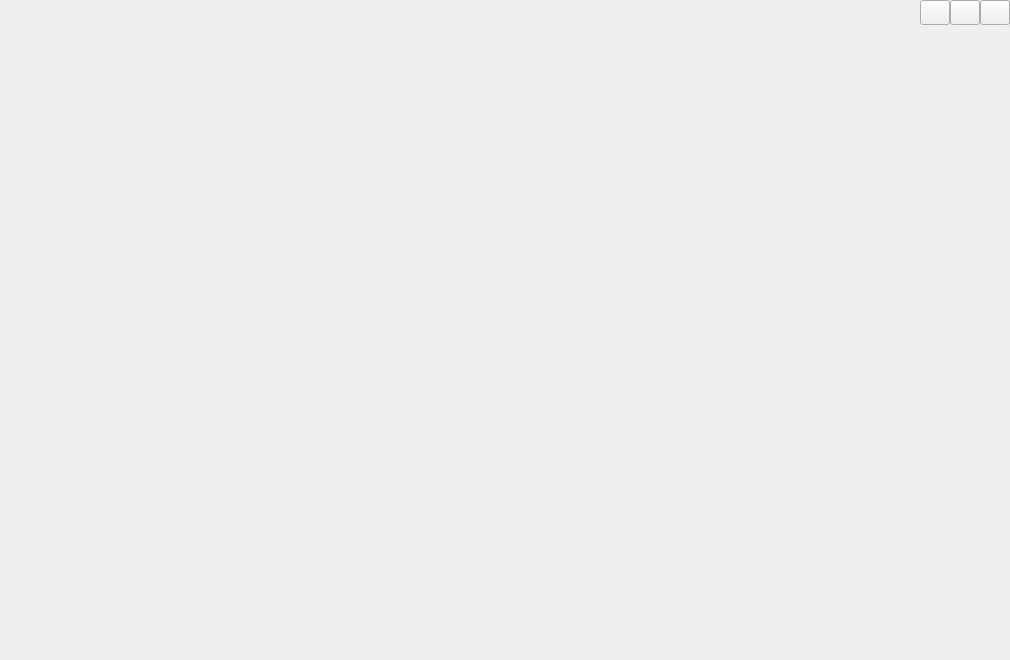
Before: the Qt Designer form uidemo25/form/frmmain.ui in cgtcgr/cgt_project, drawn with Qt 5.
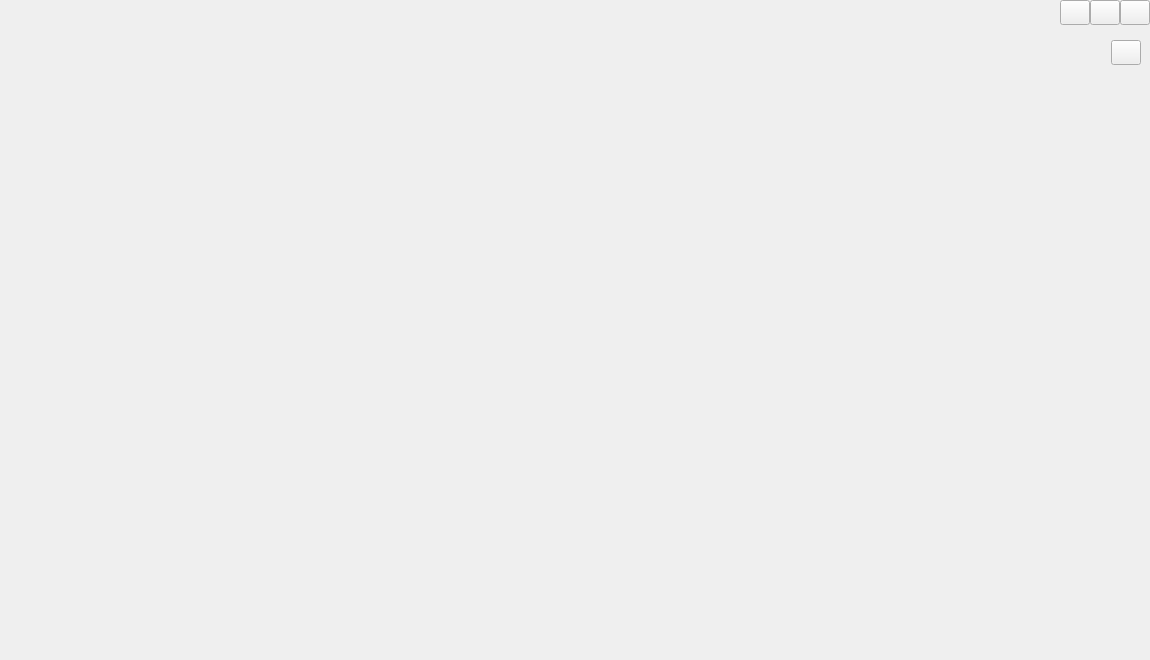
After: the same form once the commit is applied. Icons and pictures are not drawn. Custom widgets are drawn as their Qt base class.

What changed in the file:
```diff
--- a/uidemo25/form/frmmain.ui
+++ b/uidemo25/form/frmmain.ui
@@ -6,7 +6,7 @@
    <rect>
     <x>0</x>
     <y>0</y>
-    <width>1010</width>
+    <width>1150</width>
     <height>660</height>
    </rect>
   </property>
@@ -59,7 +59,58 @@
       <property name="spacing">
        <number>0</number>
       </property>
-      <item row="0" column="0" rowspan="2">
+      <item row="0" column="1" rowspan="3">
+       <widget class="QWidget" name="widgetBtn" native="true">
+        <property name="sizePolicy">
+         <sizepolicy hsizetype="Preferred" vsizetype="Expanding">
+          <horstretch>0</horstretch>
+          <verstretch>0</verstretch>
+         </sizepolicy>
+        </property>
+        <layout class="QHBoxLayout" name="layoutNav">
+         <item>
+          <spacer name="horizontalSpacer_4">
+           <property name="orientation">
+            <enum>Qt::Horizontal</enum>
+           </property>
+           <property name="sizeHint" stdset="0">
+            <size>
+             <width>40</width>
+             <height>20</height>
+            </size>
+           </property>
+          </spacer>
+         </item>
+         <item>
+          <spacer name="horizontalSpacer_3">
+           <property name="orientation">
+            <enum>Qt::Horizontal</enum>
+           </property>
+           <property name="sizeHint" stdset="0">
+            <size>
+             <width>40</width>
+             <height>20</height>
+            </size>
+           </property>
+          </spacer>
+         </item>
+         <item>
+          <spacer name="spacer">
+           <property name="orientation">
+            <enum>Qt::Horizontal</enum>
+           </property>
+           <property name="sizeHint" stdset="0">
+            <size>
+             <width>40</width>
+             <height>20</height>
+            </size>
+           </property>
+          </spacer>
+         </item>
+        </layout>
+       </widget>
+      </item>
+      <item row="0" column="0" rowspan="3">
        <widget class="QWidget" name="widgetLogo" native="true">
         <property name="minimumSize">
          <size>
@@ -81,45 +132,6 @@
            </property>
           </widget>
          </item>
-         <item row="0" column="1">
-          <widget class="QLabel" name="labLogoCn">
-           <property name="text">
-            <string/>
-           </property>
-          </widget>
-         </item>
-         <item row="0" column="0" rowspan="2">
-          <widget class="QLabel" name="labLogoBg">
-           <property name="text">
-            <string/>
-           </property>
-          </widget>
-         </item>
-        </layout>
-       </widget>
-      </item>
-      <item row="0" column="1" rowspan="2">
-       <widget class="QWidget" name="widgetBtn" native="true">
-        <property name="sizePolicy">
-         <sizepolicy hsizetype="Preferred" vsizetype="Expanding">
-          <horstretch>0</horstretch>
-          <verstretch>0</verstretch>
-         </sizepolicy>
-        </property>
-        <layout class="QHBoxLayout" name="layoutNav">
-         <item>
-          <spacer name="spacer">
-           <property name="orientation">
-            <enum>Qt::Horizontal</enum>
-           </property>
-           <property name="sizeHint" stdset="0">
-            <size>
-             <width>40</width>
-             <height>20</height>
-            </size>
-           </property>
-          </spacer>
-         </item>
         </layout>
        </widget>
       </item>
@@ -169,6 +181,19 @@
            </property>
           </spacer>
          </item>
+         <item>
+          <spacer name="horizontalSpacer_2">
+           <property name="orientation">
+            <enum>Qt::Horizontal</enum>
+           </property>
+           <property name="sizeHint" stdset="0">
+            <size>
+             <width>40</width>
+             <height>20</height>
+            </size>
+           </property>
+          </spacer>
+         </item>
          <item>
           <widget class="QPushButton" name="btnMenu_Min">
            <property name="sizePolicy">
@@ -255,22 +280,48 @@
           <verstretch>0</verstretch>
          </sizepolicy>
         </property>
-        <layout class="QVBoxLayout" name="verticalLayout_2">
-         <property name="spacing">
-          <number>0</number>
-         </property>
-         <property name="leftMargin">
-          <number>0</number>
-         </property>
-         <property name="topMargin">
-          <number>0</number>
-         </property>
-         <property name="rightMargin">
-          <number>0</number>
-         </property>
-         <property name="bottomMargin">
-          <number>0</number>
-         </property>
+        <layout class="QHBoxLayout" name="horizontalLayout_2">
+         <item>
+          <spacer name="horizontalSpacer_5">
+           <property name="orientation">
+            <enum>Qt::Horizontal</enum>
+           </property>
+           <property name="sizeHint" stdset="0">
+            <size>
+             <width>363</width>
+             <height>20</height>
+            </size>
+           </property>
+          </spacer>
+         </item>
+         <item>
+          <widget class="QPushButton" name="btnMenu_Help">
+           <property name="sizePolicy">
+            <sizepolicy hsizetype="Minimum" vsizetype="Expanding">
+             <horstretch>0</horstretch>
+             <verstretch>0</verstretch>
+            </sizepolicy>
+           </property>
+           <property name="minimumSize">
+            <size>
+             <width>30</width>
+             <height>25</height>
+            </size>
+           </property>
+           <property name="maximumSize">
+            <size>
+             <width>30</width>
+             <height>25</height>
+            </size>
+           </property>
+           <property name="styleSheet">
+            <string notr="true">border-image: url(:/image/main/menu.png);</string>
+           </property>
+           <property name="text">
+            <string/>
+           </property>
+          </widget>
+         </item>
         </layout>
        </widget>
       </item>
```
Left out of the diff: 14 changed lines with no effect on the pictures.
